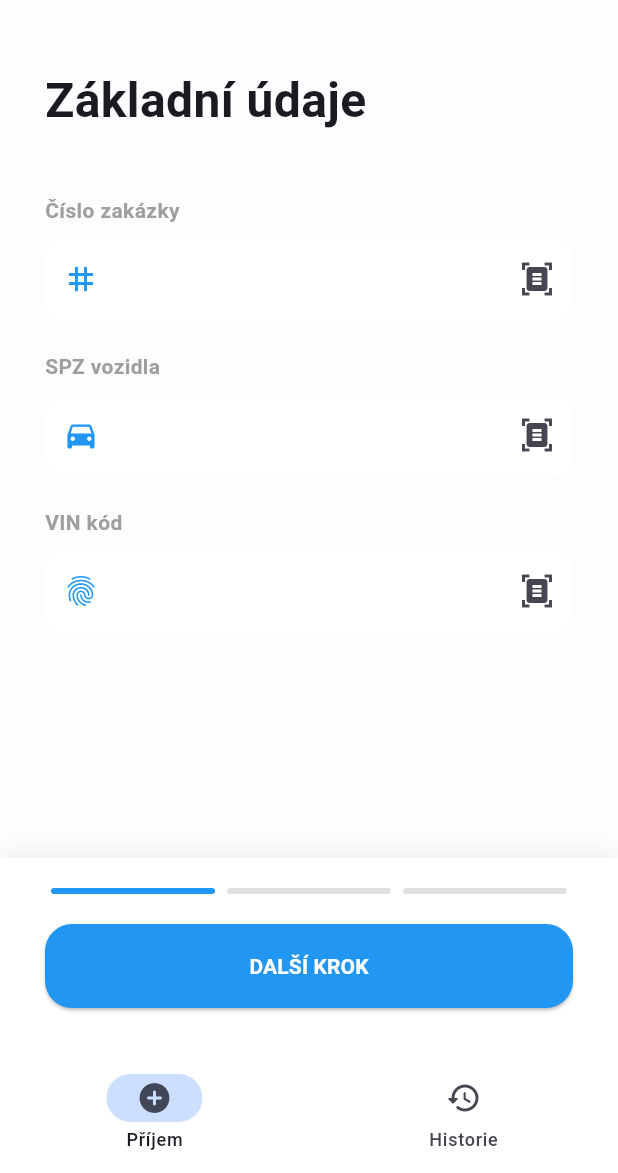
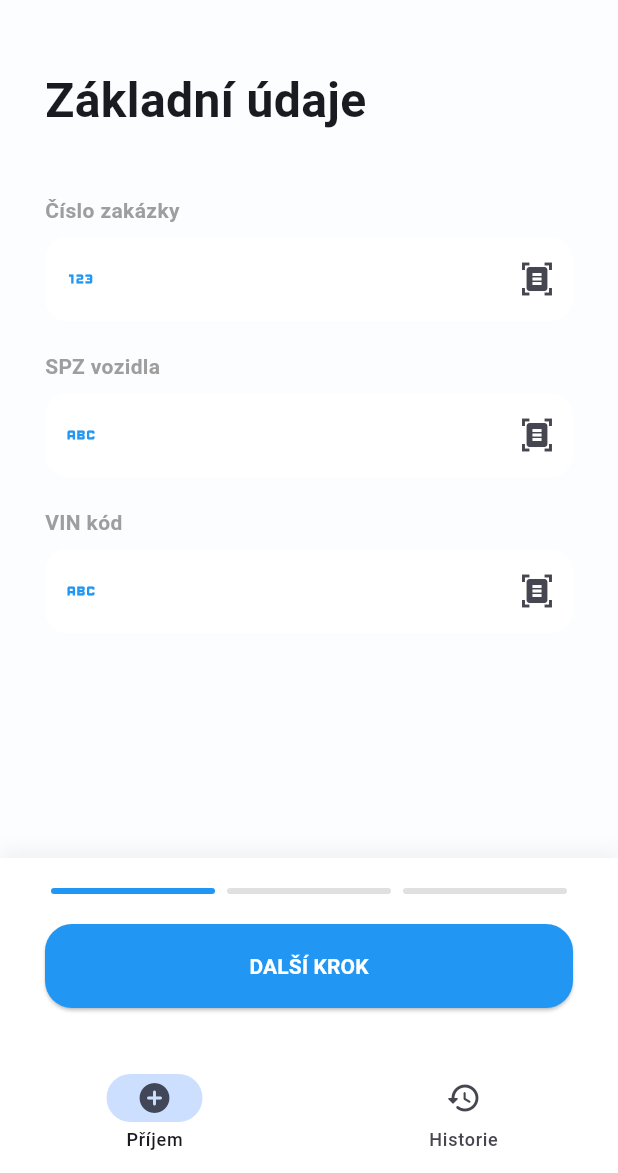
Before and after one commit to JanSvihalek/VisTo, a Flutter app: the screen it shows after launch, on a phone screen of 412 x 824 dp, the part 63-1236 px from its top. Run offline on Flutter 3.47's test engine with Material 3 defaults, Android fonts, the phone set to English and light mode, and no system bars; our stand-ins replace cloud_firestore, firebase_core, firebase_storage, image_picker, pdf, printing; missing offline and left inert: dart:html, google_mlkit_text_recognition; accounts and stored records are empty.

Commit message:
Verze 1.1.2

```diff
--- a/lib/main.dart
+++ b/lib/main.dart
@@ -492,7 +492,7 @@ class _MainWizardPageState extends State<MainWizardPage> {
         const SizedBox(height: 40),
         _buildInput(
           'Číslo zakázky',
-          Icons.tag,
+          Icons.onetwothree,
           _zakazkaController,
           isDark,
           caps: true,
@@ -500,7 +500,7 @@ class _MainWizardPageState extends State<MainWizardPage> {
         const SizedBox(height: 20),
         _buildInput(
           'SPZ vozidla',
-          Icons.directions_car,
+          Icons.abc,
           _spzController,
           isDark,
           caps: true,
@@ -509,7 +509,7 @@ class _MainWizardPageState extends State<MainWizardPage> {
         // NOVÉ: Pole pro VIN kód
         _buildInput(
           'VIN kód',
-          Icons.fingerprint, // Ikonka otisku prstu (unikátní identifikátor)
+          Icons.abc, // Ikonka otisku prstu (unikátní identifikátor)
           _vinController,
           isDark,
           caps: true, // VIN obsahuje velká písmena
```
